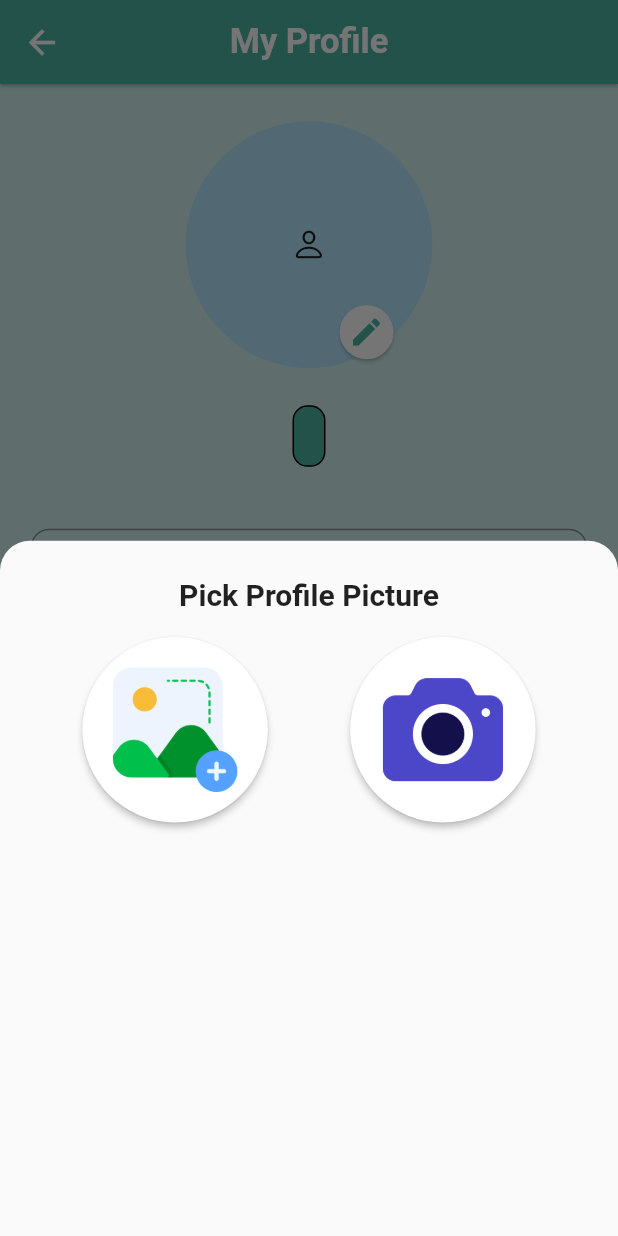
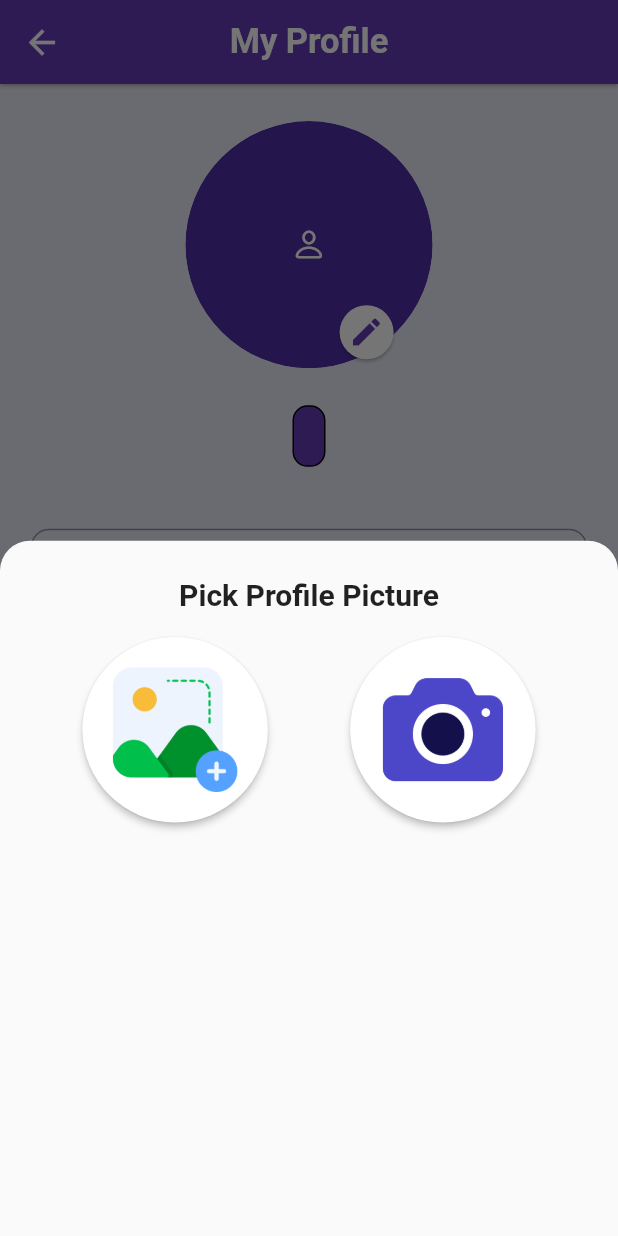
Before and after one commit to PavinDas/ChatZon, a Flutter app: the ScreenProfile screen opened directly with empty values, after a tap on the "edit" icon, on a phone screen of 412 x 824 dp. Run offline on Flutter 3.47's test engine with Material 2 defaults, Android fonts, the phone set to English and light mode, and no system bars; drawn by our look-alikes of cached_network_image; our stand-ins replace cloud_firestore, emoji_picker_flutter, firebase_auth, firebase_core, firebase_messaging, firebase_storage and 2 more; missing offline and left inert: flutter_notification_channel; accounts and stored records are empty; network calls fail.

Commit message:
Color theme changed and small ui changes

```diff
--- a/lib/screens/screen_profile.dart
+++ b/lib/screens/screen_profile.dart
@@ -1,3 +1,4 @@
+import 'dart:developer';
 import 'dart:io';
 
 import 'package:cached_network_image/cached_network_image.dart';
@@ -30,10 +31,10 @@ class _ScreenProfileState extends State<ScreenProfile> {
       //* Hide keyboard while tap anywhere in the screen
       onTap: () => FocusScope.of(context).unfocus(),
       child: Scaffold(
-        backgroundColor: Color.fromARGB(255, 206, 240, 238),
+        backgroundColor: Colors.indigo[50],
         //* AppBar
         appBar: AppBar(
-          backgroundColor: Color.fromARGB(255, 77, 179, 162),
+          backgroundColor: Colors.deepPurple,
           //* Home Icon
           leading: IconButton(
             onPressed: () {
@@ -88,7 +89,7 @@ class _ScreenProfileState extends State<ScreenProfile> {
             icon: const Icon(Icons.logout),
             foregroundColor: Colors.white,
             label: const Text('LogOut'),
-            backgroundColor: Color.fromARGB(255, 77, 179, 162),
+            backgroundColor: Colors.deepPurple,
           ),
         ),
         //* Body
@@ -152,7 +153,7 @@ class _ScreenProfileState extends State<ScreenProfile> {
                             shape: const CircleBorder(),
                             child: const Icon(
                               Icons.edit,
-                              color: Color.fromARGB(255, 77, 179, 162),
+                              color: Colors.deepPurple,
                             ),
                           ),
                         ),
@@ -168,7 +169,7 @@ class _ScreenProfileState extends State<ScreenProfile> {
                     Container(
                       decoration: BoxDecoration(
                         border: Border.all(),
-                        color: Color.fromARGB(255, 77, 179, 162),
+                        color: Colors.deepPurple,
                         borderRadius: BorderRadius.circular(10),
                       ),
                       child: Padding(
@@ -197,7 +198,7 @@ class _ScreenProfileState extends State<ScreenProfile> {
                           ? null
                           : 'Required Field',
                       style: const TextStyle(
-                        color: Color.fromARGB(255, 66, 88, 79),
+                        color: Color.fromARGB(255, 38, 14, 80),
                         fontWeight: FontWeight.w600,
                         fontSize: 19,
                       ),
@@ -205,12 +206,12 @@ class _ScreenProfileState extends State<ScreenProfile> {
                       decoration: InputDecoration(
                         prefixIcon: const Icon(
                           Icons.person,
-                          color: Color.fromARGB(255, 77, 179, 162),
+                          color: Colors.deepPurple,
                         ),
                         label: const Text(
                           'Name',
                           style: TextStyle(
-                            color: Color.fromARGB(255, 77, 179, 162),
+                            color: Colors.deepPurple,
                           ),
                         ),
                         border: OutlineInputBorder(
@@ -232,7 +233,7 @@ class _ScreenProfileState extends State<ScreenProfile> {
                           ? null
                           : 'Required Field',
                       style: const TextStyle(
-                        color:Color.fromARGB(255, 66, 88, 79),
+                        color: Color.fromARGB(255, 38, 14, 80),
                         fontWeight: FontWeight.w600,
                         fontSize: 19,
                       ),
@@ -241,12 +242,12 @@ class _ScreenProfileState extends State<ScreenProfile> {
                       decoration: InputDecoration(
                         prefixIcon: const Icon(
                           Icons.info_outline,
-                          color: Color.fromARGB(255, 77, 179, 162),
+                          color: Colors.deepPurple,
                         ),
                         label: const Text(
                           'About',
                           style: TextStyle(
-                            color: Color.fromARGB(255, 77, 179, 162),
+                            color: Colors.deepPurple,
                           ),
                         ),
                         border: OutlineInputBorder(
@@ -291,7 +292,7 @@ class _ScreenProfileState extends State<ScreenProfile> {
                           mq.width * .5,
                           mq.height * .06,
                         ),
-                        backgroundColor: Color.fromARGB(255, 77, 179, 162),
+                        backgroundColor: Colors.deepPurple,
                       ),
                     ),
                   ],
@@ -356,7 +357,7 @@ class _ScreenProfileState extends State<ScreenProfile> {
                         await picker.pickImage(source: ImageSource.gallery);
 
                     if (image != null) {
-                      print(
+                      log(
                           '\nImage Path: ${image.path} -- MimeType: ${image.mimeType}');
 
                       setState(
@@ -395,7 +396,7 @@ class _ScreenProfileState extends State<ScreenProfile> {
                         await picker.pickImage(source: ImageSource.camera);
 
                     if (image != null) {
-                      print('\nImage Path: ${image.path}');
+                      log('\nImage Path: ${image.path}');
 
                       setState(
                         () {
--- a/pubspec.yaml
+++ b/pubspec.yaml
@@ -39,6 +39,7 @@ dependencies:
   flutter:
     sdk: flutter
   flutter_launcher_icons: ^0.13.1
+  flutter_notification_channel: ^2.0.0
   http: ^1.1.0
   image_picker: ^1.0.4
   multi_stream_builder: ^0.0.1
```
Also changed, not shown: lib/api/apis.dart (+23 -3 lines), lib/main.dart (+13 -1 lines), lib/screens/auth/screen_login.dart (+9 -7 lines), lib/screens/screen_chat.dart (+13 -12 lines), lib/screens/screen_home.dart (+11 -5 lines), lib/screens/screen_splash.dart (+8 -5 lines), lib/screens/screen_view_profile .dart (+10 -10 lines), lib/widgets/chat_user_card.dart (+7 -7 lines), lib/widgets/dialogs/profile_dialog.dart (+5 -5 lines), lib/widgets/message_card.dart (+23 -13 lines), pubspec.lock.
